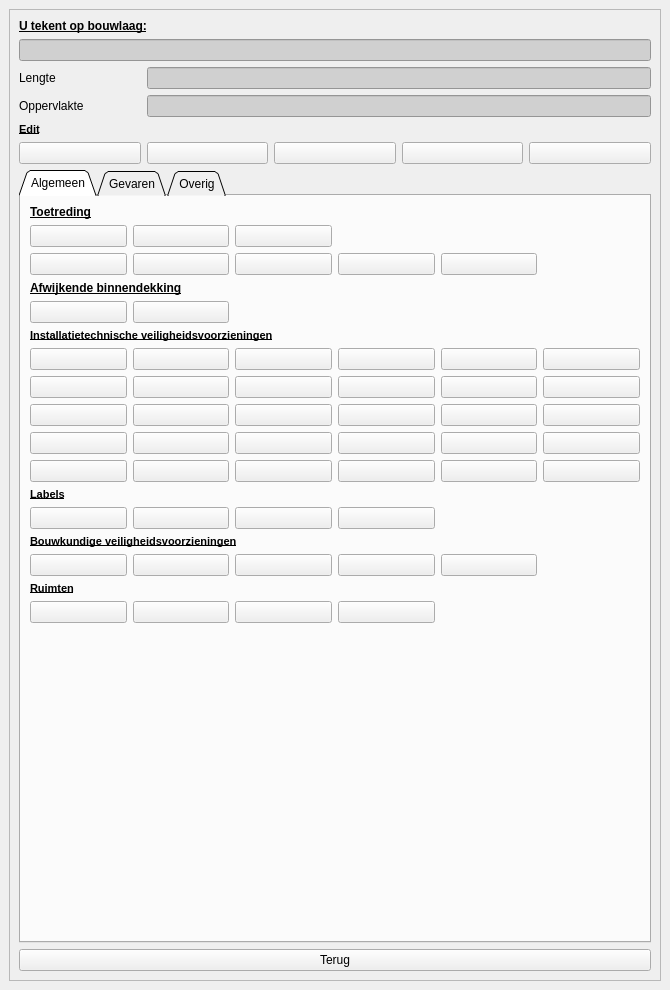
Before: the Qt Designer form plugin/oiv/oiv_tekenen_widget.ui in Oostjoost/OIV_project-1, drawn with Qt 5.
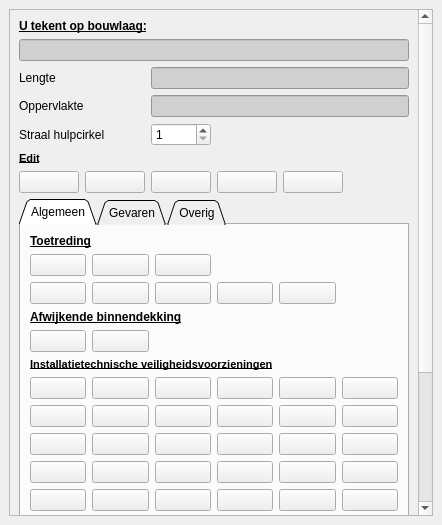
After: the same form once the commit is applied. Icons and pictures are not drawn.

What changed in the file:
```diff
--- a/plugin/oiv/oiv_tekenen_widget.ui
+++ b/plugin/oiv/oiv_tekenen_widget.ui
@@ -6,8 +6,8 @@
    <rect>
     <x>0</x>
     <y>0</y>
-    <width>670</width>
-    <height>990</height>
+    <width>442</width>
+    <height>525</height>
    </rect>
   </property>
   <property name="sizePolicy">
@@ -33,9 +33,9 @@
        <property name="geometry">
         <rect>
          <x>0</x>
-         <y>0</y>
-         <width>646</width>
-         <height>940</height>
+         <y>-194</y>
+         <width>405</width>
+         <height>858</height>
         </rect>
        </property>
        <layout class="QVBoxLayout" name="verticalLayout">
@@ -43,38 +43,8 @@
          <layout class="QGridLayout" name="gridLayout">
           <item row="3" column="1">
            <layout class="QGridLayout" name="gridLayout_6">
-            <item row="5" column="0">
-             <widget class="QLabel" name="oppervlakte_label">
-              <property name="text">
-               <string>Oppervlakte</string>
-              </property>
-             </widget>
-            </item>
-            <item row="2" column="0" colspan="5">
-             <widget class="QLineEdit" name="bouwlaag">
-              <property name="sizePolicy">
-               <sizepolicy hsizetype="Minimum" vsizetype="Fixed">
-                <horstretch>0</horstretch>
-                <verstretch>0</verstretch>
-               </sizepolicy>
-              </property>
-              <property name="styleSheet">
-               <string notr="true">background-color: rgb(208, 208, 208);
-border-color: rgba(255, 255, 255, 0);</string>
-              </property>
-             </widget>
-            </item>
-            <item row="7" column="2">
-             <widget class="QPushButton" name="move">
-              <property name="enabled">
-               <bool>true</bool>
-              </property>
-              <property name="sizePolicy">
-               <sizepolicy hsizetype="Minimum" vsizetype="Fixed">
-                <horstretch>0</horstretch>
-                <verstretch>0</verstretch>
-               </sizepolicy>
-              </property>
+            <item row="8" column="3">
+             <widget class="QPushButton" name="delete_f">
               <property name="toolTip">
                <string>verplaats of roteer...</string>
               </property>
@@ -91,22 +61,10 @@
                 <height>28</height>
                </size>
               </property>
-              <property name="checkable">
-               <bool>false</bool>
-              </property>
-              <property name="autoDefault">
-               <bool>false</bool>
-              </property>
-              <property name="default">
-               <bool>false</bool>
-              </property>
-              <property name="flat">
-               <bool>false</bool>
-              </property>
              </widget>
             </item>
-            <item row="7" column="1">
-             <widget class="QPushButton" name="select">
+            <item row="8" column="4">
+             <widget class="QPushButton" name="pan">
               <property name="toolTip">
                <string>selecteer een object...</string>
               </property>
@@ -125,15 +83,7 @@
               </property>
              </widget>
             </item>
-            <item row="5" column="1" colspan="4">
-             <widget class="QLineEdit" name="oppervlakte">
-              <property name="styleSheet">
-               <string notr="true">background-color: rgb(208, 208, 208);
-border-color: rgba(255, 255, 255, 0);</string>
-              </property>
-             </widget>
-            </item>
-            <item row="6" column="0" colspan="5">
+            <item row="7" column="0" colspan="5">
              <widget class="QLabel" name="label_7">
               <property name="sizePolicy">
                <sizepolicy hsizetype="Preferred" vsizetype="Fixed">
@@ -156,7 +106,111 @@
               </property>
              </widget>
             </item>
-            <item row="7" column="0">
+            <item row="1" column="0" colspan="5">
+             <widget class="QLabel" name="label_6">
+              <property name="sizePolicy">
+               <sizepolicy hsizetype="Minimum" vsizetype="Fixed">
+                <horstretch>0</horstretch>
+                <verstretch>0</verstretch>
+               </sizepolicy>
+              </property>
+              <property name="font">
+               <font>
+                <family>Arial</family>
+                <weight>75</weight>
+                <bold>true</bold>
+                <underline>true</underline>
+               </font>
+              </property>
+              <property name="text">
+               <string>U tekent op bouwlaag:</string>
+              </property>
+             </widget>
+            </item>
+            <item row="8" column="1">
+             <widget class="QPushButton" name="select">
+              <property name="toolTip">
+               <string>selecteer een object...</string>
+              </property>
+              <property name="text">
+               <string/>
+              </property>
+              <property name="icon">
+               <iconset>
+                <normaloff>:/plugins/oiv/config_files/png/select.png</normaloff>:/plugins/oiv/config_files/png/select.png</iconset>
+              </property>
+              <property name="iconSize">
+               <size>
+                <width>28</width>
+                <height>28</height>
+               </size>
+              </property>
+             </widget>
+            </item>
+            <item row="8" column="2">
+             <widget class="QPushButton" name="move">
+              <property name="enabled">
+               <bool>true</bool>
+              </property>
+              <property name="sizePolicy">
+               <sizepolicy hsizetype="Minimum" vsizetype="Fixed">
+                <horstretch>0</horstretch>
+                <verstretch>0</verstretch>
+               </sizepolicy>
+              </property>
+              <property name="toolTip">
+               <string>verplaats of roteer...</string>
+              </property>
+              <property name="text">
+               <string/>
+              </property>
+              <property name="icon">
+               <iconset>
+                <normaloff>:/plugins/oiv/config_files/png/move.png</normaloff>:/plugins/oiv/config_files/png/move.png</iconset>
+              </property>
+              <property name="iconSize">
+               <size>
+                <width>28</width>
+                <height>28</height>
+               </size>
+              </property>
+              <property name="checkable">
+               <bool>false</bool>
+              </property>
+              <property name="autoDefault">
+               <bool>false</bool>
+              </property>
+              <property name="default">
+               <bool>false</bool>
+              </property>
+              <property name="flat">
+               <bool>false</bool>
+              </property>
+             </widget>
+            </item>
+            <item row="4" column="2" colspan="4">
+             <widget class="QLineEdit" name="lengte">
+              <property name="styleSheet">
+               <string notr="true">background-color: rgb(208, 208, 208);
+border-color: rgba(255, 255, 255, 0);</string>
+              </property>
+             </widget>
+            </item>
+            <item row="2" column="0" colspan="6">
+             <widget class="QLineEdit" name="bouwlaag">
+              <property name="sizePolicy">
+               <sizepolicy hsizetype="Minimum" vsizetype="Fixed">
+                <horstretch>0</horstretch>
+                <verstretch>0</verstretch>
+               </sizepolicy>
+              </property>
+              <property name="styleSheet">
+               <string notr="true">background-color: rgb(208, 208, 208);
+border-color: rgba(255, 255, 255, 0);</string>
+              </property>
+             </widget>
+            </item>
+            <item row="8" column="0">
              <widget class="QPushButton" name="identify">
               <property name="enabled">
                <bool>true</bool>
@@ -197,79 +251,42 @@
               </property>
              </widget>
             </item>
-            <item row="4" column="0">
+            <item row="5" column="2" colspan="4">
+             <widget class="QLineEdit" name="oppervlakte">
+              <property name="styleSheet">
+               <string notr="true">background-color: rgb(208, 208, 208);
+border-color: rgba(255, 255, 255, 0);</string>
+              </property>
+             </widget>
+            </item>
+            <item row="4" column="0" colspan="2">
              <widget class="QLabel" name="lengte_label">
               <property name="text">
                <string>Lengte</string>
               </property>
              </widget>
             </item>
-            <item row="4" column="1" colspan="4">
-             <widget class="QLineEdit" name="lengte">
-              <property name="styleSheet">
-               <string notr="true">background-color: rgb(208, 208, 208);
-border-color: rgba(255, 255, 255, 0);</string>
-              </property>
-             </widget>
-            </item>
-            <item row="7" column="3">
-             <widget class="QPushButton" name="delete_f">
-              <property name="toolTip">
-               <string>delete object...</string>
-              </property>
+            <item row="5" column="0" colspan="2">
+             <widget class="QLabel" name="oppervlakte_label">
               <property name="text">
-               <string/>
+               <string>Oppervlakte</string>
               </property>
-              <property name="icon">
-               <iconset resource="resources.qrc">
-                <normaloff>:/plugins/oiv/config_files/png/delete.png</normaloff>:/plugins/oiv/config_files/png/delete.png</iconset>
-              </property>
-              <property name="iconSize">
-               <size>
-                <width>28</width>
-                <height>28</height>
-               </size>
-              </property>
              </widget>
             </item>
-            <item row="7" column="4">
-             <widget class="QPushButton" name="pan">
-              <property name="toolTip">
-               <string>selecteer de functie Pan...</string>
+            <item row="6" column="2">
+             <widget class="QSpinBox" name="straal">
+              <property name="minimum">
+               <number>1</number>
               </property>
-              <property name="text">
-               <string/>
+              <property name="maximum">
+               <number>1000</number>
               </property>
-              <property name="icon">
-               <iconset resource="resources.qrc">
-                <normaloff>:/plugins/oiv/config_files/png/pan.png</normaloff>:/plugins/oiv/config_files/png/pan.png</iconset>
-              </property>
-              <property name="iconSize">
-               <size>
-                <width>28</width>
-                <height>28</height>
-               </size>
-              </property>
              </widget>
             </item>
-            <item row="1" column="0" colspan="5">
-             <widget class="QLabel" name="label_6">
-              <property name="sizePolicy">
-               <sizepolicy hsizetype="Minimum" vsizetype="Fixed">
-                <horstretch>0</horstretch>
-                <verstretch>0</verstretch>
-               </sizepolicy>
-              </property>
-              <property name="font">
-               <font>
-                <family>Arial</family>
-                <weight>75</weight>
-                <bold>true</bold>
-                <underline>true</underline>
-               </font>
-              </property>
+            <item row="6" column="0" colspan="2">
+             <widget class="QLabel" name="straal_label">
               <property name="text">
-               <string>U tekent op bouwlaag:</string>
+               <string>Straal hulpcirkel</string>
               </property>
              </widget>
             </item>
```
Left out of the diff: 211 changed lines with no effect on the pictures.
